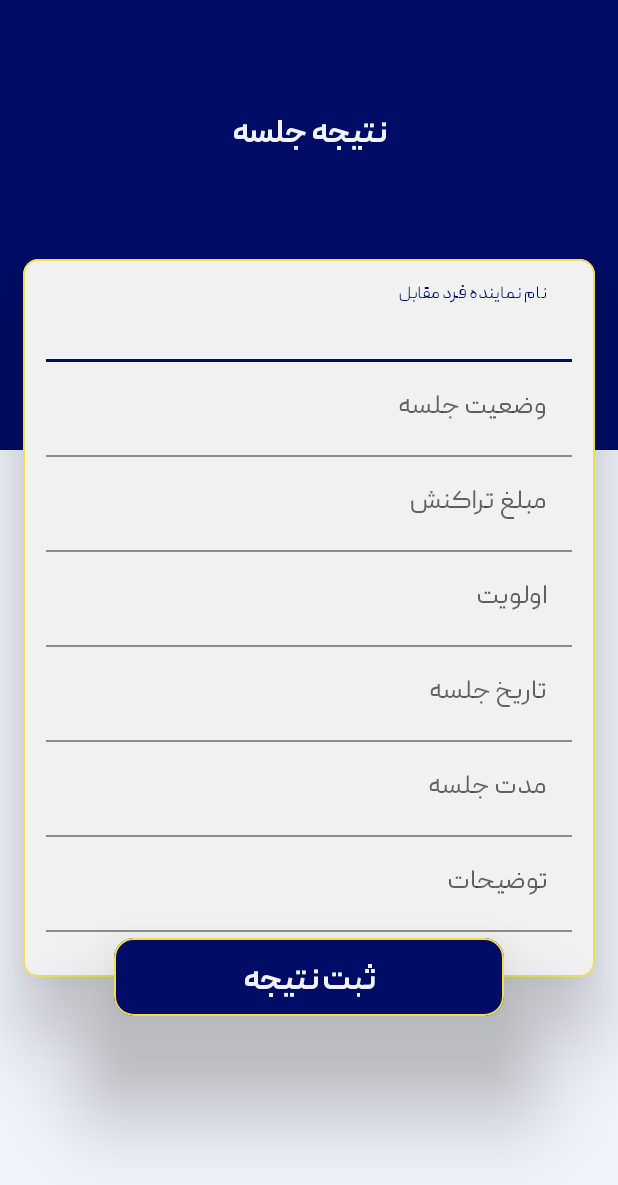
After one commit to Android-sadjad/call-manager, an Android app: the ResultActivity screen opened directly, with no data from a screen before it, on a phone screen of 412 x 824 dp. The commit adds this screen. Shown: the top 1185 px of the screen. Run offline under Robolectric (Android 15) with nearby library versions, the phone set to English and light mode, and no system bars; our stand-ins replace sdp/ssp sizes.

Commit message:
add ResultActivity

```diff
--- /dev/null
+++ b/app/src/main/java/com/test/callmanager/activities/ResultActivity.java
@@ -0,0 +1,42 @@
+package com.test.callmanager.activities;
+
+import android.os.Bundle;
+import android.view.View;
+import android.widget.TextView;
+import android.widget.Toast;
+
+import androidx.appcompat.app.AppCompatActivity;
+
+import com.test.callmanager.R;
+
+public class ResultActivity extends AppCompatActivity {
+
+    TextView tvSubmitResult;
+
+    @Override
+    protected void onCreate(Bundle savedInstanceState) {
+        super.onCreate(savedInstanceState);
+        setContentView(R.layout.activity_result);
+
+        findViews();
+        Configuration();
+
+    }
+
+
+    private void findViews(){
+
+        tvSubmitResult=findViewById(R.id.tv_submit_meet);
+    }
+
+    private void Configuration() {
+        tvSubmitResult.setOnClickListener(new View.OnClickListener() {
+            @Override
+            public void onClick(View v) {
+
+                Toast.makeText(ResultActivity.this, "نتیجه ثبت شد", Toast.LENGTH_SHORT).show();
+                onBackPressed();
+            }
+        });
+    }
+}
--- a/app/src/main/java/com/test/callmanager/activities/SessionActiviy.java
+++ b/app/src/main/java/com/test/callmanager/activities/SessionActiviy.java
@@ -4,11 +4,14 @@ import androidx.appcompat.app.AppCompatActivity;
 import androidx.recyclerview.widget.LinearLayoutManager;
 import androidx.recyclerview.widget.RecyclerView;
 
+import android.content.Intent;
+import android.net.Uri;
 import android.os.Bundle;
+import android.view.View;
+import android.widget.TextView;
+import android.widget.Toast;
 
 import com.test.callmanager.R;
-import com.test.callmanager.classes.MainAdapter;
-import com.test.callmanager.classes.MySharedPreferences;
 import com.test.callmanager.classes.SessionAdapter;
 import com.test.callmanager.models.LoginInfo;
 import com.test.callmanager.models.SessionInfo;
@@ -21,7 +24,17 @@ public class SessionActiviy extends AppCompatActivity {
     RecyclerView rvSession;
     SessionAdapter sessionAdapter;
 
+    TextView tvCall;
+    TextView tvResult;
+
+    TextView tvTitle;
+    TextView tvCity;
+    TextView tvArea;
+    TextView tvPhone;
+
     LoginInfo loginInfo;
+
+    boolean callSelected=false;
 
     @Override
     protected void onCreate(Bundle savedInstanceState) {
@@ -32,11 +45,18 @@ public class SessionActiviy extends AppCompatActivity {
         findViews();
         init();
         setUpList();
+        configuration();
     }
 
     private void findViews() {
 
         rvSession=findViewById(R.id.rv_session);
+        tvCall=findViewById(R.id.tv_call);
+        tvResult=findViewById(R.id.tv_result);
+        tvTitle=findViewById(R.id.tv_session_title);
+        tvCity=findViewById(R.id.tv_city);
+        tvArea=findViewById(R.id.tv_area);
+        tvPhone =findViewById(R.id.tv_phone);
     }
 
     private void init(){
@@ -60,4 +80,40 @@ public class SessionActiviy extends AppCompatActivity {
         rvSession.setAdapter(sessionAdapter);
 
     }
+
+    private void configuration(){
+
+        tvCall.setOnClickListener(new View.OnClickListener() {
+            @Override
+            public void onClick(View v) {
+
+                callSelected=true;
+                Uri uri=Uri.parse("tel:"+tvPhone.getText().toString().trim());
+                Intent intent=new Intent(Intent.ACTION_DIAL,uri);
+                startActivity(intent);
+
+
+            }
+        });
+
+        tvResult.setOnClickListener(new View.OnClickListener() {
+            @Override
+            public void onClick(View v) {
+                callSelected=false;
+            startActivity(new Intent(SessionActiviy.this,ResultActivity.class));
+
+            }
+        });
+
+
+    }
+
+    @Override
+    public void onBackPressed() {
+        if(callSelected){
+            Toast.makeText(this, "لطفا ابتدا نتیجه جلسه را وارد کنید.", Toast.LENGTH_SHORT).show();
+
+        }else
+            finish();
+    }
 }
--- a/app/src/main/res/layout/activity_login.xml
+++ b/app/src/main/res/layout/activity_login.xml
@@ -56,8 +56,7 @@
             android:orientation="vertical">
 
             <com.google.android.material.textfield.TextInputLayout
-                android:layout_width="match_parent"
-                android:layout_height="wrap_content"
+               style="@style/til_style"
                 android:layout_margin="@dimen/spade_middle"
                 android:hint="@string/username"
                 app:startIconDrawable="@drawable/ic_person_bold"
@@ -76,8 +75,7 @@
             </com.google.android.material.textfield.TextInputLayout>
 
             <com.google.android.material.textfield.TextInputLayout
-                android:layout_width="match_parent"
-                android:layout_height="wrap_content"
+                style="@style/til_style"
                 android:layout_margin="@dimen/spade_middle"
                 android:layout_marginTop="@dimen/spade_medium"
                 android:hint="@string/password"
--- /dev/null
+++ b/app/src/main/res/layout/activity_result.xml
@@ -0,0 +1,156 @@
+<?xml version="1.0" encoding="utf-8"?>
+<androidx.constraintlayout.widget.ConstraintLayout xmlns:android="http://schemas.android.com/apk/res/android"
+    xmlns:app="http://schemas.android.com/apk/res-auto"
+    android:layout_width="match_parent"
+    android:layout_height="match_parent"
+    android:background="@color/white_90">
+
+
+    <View
+        android:id="@+id/view_header"
+        android:layout_width="match_parent"
+        android:layout_height="300dp"
+        android:background="@color/navy_blue_900"
+        app:layout_constraintTop_toTopOf="parent" />
+
+
+    <TextView
+        android:id="@+id/tv_header_login"
+        android:layout_width="match_parent"
+        android:layout_height="wrap_content"
+        android:fontFamily="@font/peyda_bold"
+        android:gravity="center"
+        android:text="@string/meeting_result"
+        android:textColor="@color/white_90"
+        android:textSize="@dimen/text_size_Xlarge"
+        android:textStyle="bold"
+        app:layout_constraintBottom_toTopOf="@id/cv_login"
+        app:layout_constraintTop_toTopOf="@id/view_header" />
+
+
+    <com.google.android.material.card.MaterialCardView
+
+        android:id="@+id/cv_login"
+        android:layout_width="match_parent"
+        android:layout_height="wrap_content"
+        android:layout_margin="@dimen/spade_middle"
+        android:elevation="@dimen/spade_medium"
+        app:cardBackgroundColor="@color/white_100"
+        app:cardCornerRadius="@dimen/spade_medium"
+        app:cardElevation="@dimen/spade_xlarge"
+        app:cardPreventCornerOverlap="false"
+        app:cardUseCompatPadding="false"
+        app:layout_constraintBottom_toBottomOf="parent"
+        app:layout_constraintTop_toTopOf="parent"
+        app:strokeColor="@color/gold_300"
+        app:strokeWidth="1dp">
+
+        <LinearLayout
+            android:layout_width="match_parent"
+            android:layout_height="match_parent"
+            android:layout_marginTop="@dimen/spade_small"
+            android:layout_marginBottom="@dimen/spade_xlarge"
+            android:gravity="center"
+            android:orientation="vertical">
+
+            <com.google.android.material.textfield.TextInputLayout
+                style="@style/til_style"
+                android:hint="@string/agent">
+
+                <com.google.android.material.textfield.TextInputEditText
+                    android:id="@+id/tie_agent"
+                    style="@style/tie_style" />
+
+            </com.google.android.material.textfield.TextInputLayout>
+
+            <com.google.android.material.textfield.TextInputLayout
+                style="@style/til_style"
+                android:hint="@string/situation">
+
+                <com.google.android.material.textfield.TextInputEditText
+                    android:id="@+id/tie_situation"
+                    style="@style/tie_style" />
+
+            </com.google.android.material.textfield.TextInputLayout>
+
+            <com.google.android.material.textfield.TextInputLayout
+                style="@style/til_style"
+                android:hint="@string/price">
+
+                <com.google.android.material.textfield.TextInputEditText
+                    android:id="@+id/tie_price"
+                    style="@style/tie_style" />
+
+            </com.google.android.material.textfield.TextInputLayout>
+
+            <com.google.android.material.textfield.TextInputLayout
+                style="@style/til_style"
+                android:hint="@string/priority">
+
+                <com.google.android.material.textfield.TextInputEditText
+                    android:id="@+id/tie_priority"
+                    style="@style/tie_style" />
+
+            </com.google.android.material.textfield.TextInputLayout>
+
+            <com.google.android.material.textfield.TextInputLayout
+                style="@style/til_style"
+                android:hint="@string/date_meet">
+
+                <com.google.android.material.textfield.TextInputEditText
+                    android:id="@+id/tie_date"
+                    style="@style/tie_style" />
+
+            </com.google.android.material.textfield.TextInputLayout>
+
+            <com.google.android.material.textfield.TextInputLayout
+                style="@style/til_style"
+                android:hint="@string/duratoin_meet">
+
+                <com.google.android.material.textfield.TextInputEditText
+                    android:id="@+id/tie_duration_meet"
+                    style="@style/tie_style" />
+
+            </com.google.android.material.textfield.TextInputLayout>
+
+            <com.google.android.material.textfield.TextInputLayout
+                style="@style/til_style"
+                android:hint="@string/description">
+
+                <com.google.android.material.textfield.TextInputEditText
+                    android:id="@+id/tie_description"
+                    style="@style/tie_style" />
+
+            </com.google.android.material.textfield.TextInputLayout>
+
+
+        </LinearLayout>
+
+    </com.google.android.material.card.MaterialCardView>
+
+    <com.google.android.material.card.MaterialCardView
+        android:layout_width="@dimen/_200sdp"
+        android:layout_height="@dimen/_40sdp"
+        android:backgroundTint="@color/navy_blue_900"
+        app:cardCornerRadius="@dimen/_10sdp"
+        app:cardElevation="@dimen/spade_2xlarge"
+        app:layout_constraintBottom_toBottomOf="@id/cv_login"
+        app:layout_constraintLeft_toLeftOf="parent"
+        app:layout_constraintRight_toRightOf="parent"
+        app:layout_constraintTop_toBottomOf="@id/cv_login"
+        app:strokeColor="@color/gold_300"
+        app:strokeWidth="1dp">
+
+        <TextView
+            android:id="@+id/tv_submit_meet"
+            android:layout_width="match_parent"
+            android:layout_height="match_parent"
+            android:fontFamily="@font/peyda_bold"
+            android:gravity="center"
+            android:text="@string/submit_result"
+            android:textColor="@color/white_90"
+            android:textSize="@dimen/text_size_Xlarge" />
+    </com.google.android.material.card.MaterialCardView>
+
+
+</androidx.constraintlayout.widget.ConstraintLayout>
--- a/app/src/main/res/layout/rv_item_main.xml
+++ b/app/src/main/res/layout/rv_item_main.xml
@@ -6,7 +6,7 @@
     android:layout_width="match_parent"
     android:layout_height="@dimen/_60sdp"
     android:layout_marginBottom="@dimen/_8sdp"
-    android:backgroundTint="@color/white_100"
+    android:backgroundTint="@color/white_90"
     app:cardCornerRadius="@dimen/_5sdp"
     app:strokeColor="@color/gold_300"
     app:cardElevation="@dimen/_10sdp"
--- /dev/null
+++ b/app/src/main/res/values-v26/styles.xml
@@ -0,0 +1,13 @@
+<?xml version="1.0" encoding="utf-8"?>
+<resources>
+
+    <style name="til_style">
+
+        <item name="android:layout_width">match_parent</item>
+        <item name="android:layout_height">wrap_content</item>
+        <item name="android:fontFamily">@font/peyda_regular</item>
+        <item name="android:layout_marginHorizontal">2dp</item>
+
+
+    </style>
+</resources>
--- a/app/src/main/res/values/colors.xml
+++ b/app/src/main/res/values/colors.xml
@@ -8,7 +8,7 @@
 
     <color name="black">#FF000000</color>
     <color name="white_80">#ECF2F4</color>
-    <color name="white_90">#D7E9F1</color>
+    <color name="white_90">#F0F3FA</color>
     <color name="white_100">#F1F1F1</color>
 
 
--- a/app/src/main/res/values/strings.xml
+++ b/app/src/main/res/values/strings.xml
@@ -8,5 +8,14 @@
     <string name="login">ورود</string>
     <string name="login_page">صفحه ورود</string>
     <string name="need_internet">اتصال به اینترنت برقرار نیست</string>
+    <string name="meeting_result">نتیجه جلسه</string>
+    <string name="agent">نام نماینده فرد مقابل</string>
+    <string name="situation">وضعیت جلسه</string>
+    <string name="price">مبلغ تراکنش</string>
+    <string name="priority">اولویت</string>
+    <string name="date_meet">تاریخ جلسه</string>
+    <string name="duratoin_meet">مدت جلسه</string>
+    <string name="description">توضیحات</string>
+    <string name="submit_result">ثبت نتیجه </string>
 
 </resources>
--- a/app/src/main/res/values/styles.xml
+++ b/app/src/main/res/values/styles.xml
@@ -12,6 +12,35 @@
 
 </style>
 
+    <style name="til_style">
+
+        <item name="android:layout_width">match_parent</item>
+        <item name="android:layout_height">wrap_content</item>
+        <item name="android:fontFamily">@font/peyda_regular</item>
+        <item name="android:textColorHint">@color/black</item>
 
 
+
+
+
+    </style>
+
+
+    <style name="tie_style">
+
+        <item name="android:layout_width">match_parent</item>
+        <item name="android:layout_height">wrap_content</item>
+        <item name="android:fontFamily">@font/peyda_regular</item>
+        <item name="android:background">@color/white_100</item>
+        <item name="android:gravity">center|right</item>
+        <item name="android:inputType">text</item>
+        <item name="android:textSize">@dimen/_14sdp</item>
+        <item name="android:layout_marginLeft">@dimen/_10sdp</item>
+        <item name="android:layout_marginRight">@dimen/_10sdp</item>
+
+
+
+
+    </style>
+
 </resources>
```
Also changed, not shown: app/src/main/AndroidManifest.xml (+9 -1 lines).
